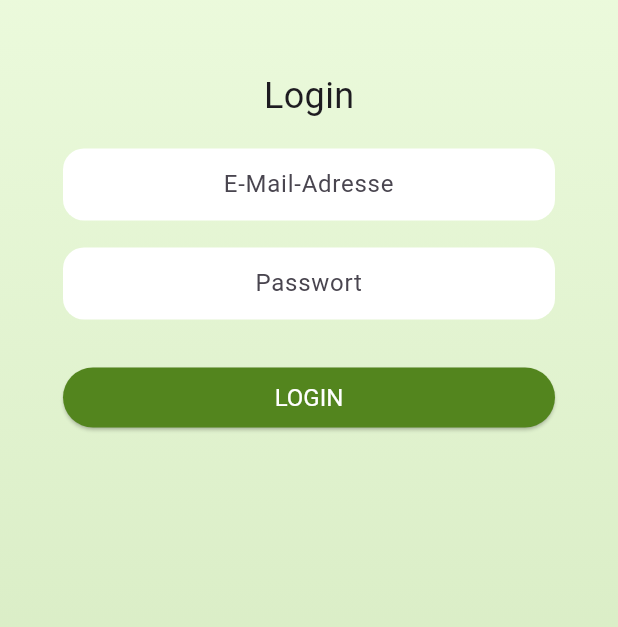
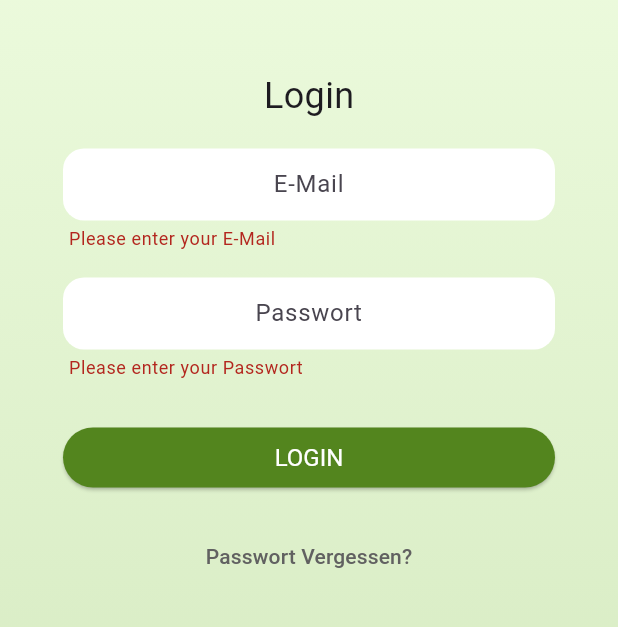
Before and after one commit to FH-JOANNEUM-MSD/dual-job-date-mobile, a Flutter app: the Login screen opened directly, after a tap on "LOGIN", on a phone screen of 412 x 824 dp, the part 231-858 px from its top. Run offline on Flutter 3.47's test engine with Material 3 defaults, Android fonts, the phone set to English and light mode, and no system bars; our stand-ins replace animated_splash_screen.

Commit message:
fixed forms

```diff
--- a/lib/main.dart
+++ b/lib/main.dart
@@ -1,4 +1,5 @@
 import 'package:animated_splash_screen/animated_splash_screen.dart';
+import 'package:dual_job_date_mobile/screens/forgot_password.dart';
 import 'package:dual_job_date_mobile/screens/login.dart';
 import 'package:dual_job_date_mobile/screens/set_new_password.dart';
 import 'package:dual_job_date_mobile/screens/splash.dart';
@@ -20,7 +21,7 @@ class MyApp extends StatelessWidget {
       home: AnimatedSplashScreen(
         duration: 3000,
         splash: const Splash(),
-        nextScreen: const Login(),
+        nextScreen: const ForgotPassword(),
       ),
     );
   }
--- a/lib/screens/home.dart
+++ b/lib/screens/home.dart
@@ -34,7 +34,7 @@ class _HomeState extends State<Home> {
         child: Scaffold(
             backgroundColor: Colors.white,
             body: tabs[currentIndex],
-            bottomNavigationBar:  BottomNavBar(
+            bottomNavigationBar: BottomNavBar(
               currentIndex: currentIndex,
               onTabTapped: (x) {
                 setState(() {
--- a/lib/screens/login.dart
+++ b/lib/screens/login.dart
@@ -33,6 +33,8 @@ class _LoginState extends State<Login> {
   ///Actually build the widget
   @override
   Widget build(BuildContext context) {
+    final _formKey = GlobalKey<FormState>();
+
     final screenWidth = MediaQuery.of(context).size.width;
     Values.setScreenWidth(
         screenWidth); //FIXME: Remove this once the custom starting class for this screen gets removed
@@ -71,6 +73,8 @@ class _LoginState extends State<Login> {
               ),
             ),
             Expanded(
+              child: Form(
+                key: _formKey,
                 child: ListView(
                   children: [
                     CustomFormPadding(
@@ -92,11 +96,25 @@ class _LoginState extends State<Login> {
                       childWidget: CustomElevatedButton(
                         text: StaticStrings.loginButtonText,
                         onPressed: () {
-                        //TODO: implement me...
+                          if (_formKey.currentState!.validate()) {
+                            // TODO: Navigation
+
+                          }
                         },
                       ),
                     ),
+                    CustomFormPadding(
+                        childWidget: TextButton(
+                      child: Text(
+                        StaticStrings.forgotPassword,
+                        style: TextStyle(color: Colors.grey.shade700),
+                      ),
+                      onPressed: () {
+                        // TODO: Navigation
+                      },
+                    ))
                   ],
+                ),
               ),
             ),
           ],
--- a/lib/static_helpers/strings.dart
+++ b/lib/static_helpers/strings.dart
@@ -17,6 +17,6 @@ class StaticStrings{
   static const String newPasswordText = 'Neues Passwort';
   static const String repeatNewPasswordText = 'Passwort Wiederholen';
   static const String currentPasswordText = 'Aktuelles Passwort';
-  static const String emailText = 'E-Mail-Adresse';
+  static const String emailText = 'E-Mail';
   static const String requiredPassword = 'Passwort';
 }
--- a/lib/widgets/custom_text_form_field.dart
+++ b/lib/widgets/custom_text_form_field.dart
@@ -3,10 +3,7 @@ import 'package:flutter/material.dart';
 
 /// Class Representing a TextFormField as used in the App with all customizations according to UI/UX in place
 class CustomTextFormField extends StatelessWidget {
-
   //Hint Text constants
-
-
 
   //Customizable members
   final TextEditingController _controller;
@@ -22,28 +19,38 @@ class CustomTextFormField extends StatelessWidget {
     required TextEditingController controller,
     required String hintText,
     required bool isHidden,
-  }
-  ) : _hintText = hintText, _controller = controller, _hidden = isHidden;
+  })  : _hintText = hintText,
+        _controller = controller,
+        _hidden = isHidden;
 
   ///Build the Widget
   @override
   Widget build(BuildContext context) {
     return TextFormField(
       textAlign: TextAlign.center,
-      controller: _controller, // this comes from the constructor
+      controller: _controller,
+      // this comes from the constructor
       style: const TextStyle(fontSize: 16.0),
       decoration: InputDecoration(
-        hintText: _hintText, //this comes from the constructor
+        hintText: _hintText,
+        //this comes from the constructor
         alignLabelWithHint: true,
         filled: true,
         fillColor: Colors.white,
         contentPadding: EdgeInsets.zero,
         border: OutlineInputBorder(
-          borderRadius: BorderRadius.circular(Values.roundBorderlineRadius), // Rounded corners
+          borderRadius: BorderRadius.circular(Values.roundBorderlineRadius),
+          // Rounded corners
           borderSide: BorderSide.none, // Remove border
         ),
       ),
-      obscureText: _hidden, //Make the characters in the TextField appear as Dots
+      obscureText: _hidden,
+      validator: (value) {
+        if (value == null || value.isEmpty) {
+          return 'Please enter your $_hintText';
+        }
+        return null;
+      }, //Make the characters in the TextField appear as Dots
     );
   }
 }
```
Also changed, not shown: lib/screens/forgot_password.dart (+9 -1 lines), lib/screens/set_new_password.dart (+9 -2 lines). Lines whose indentation alone changed are shown as unchanged.
